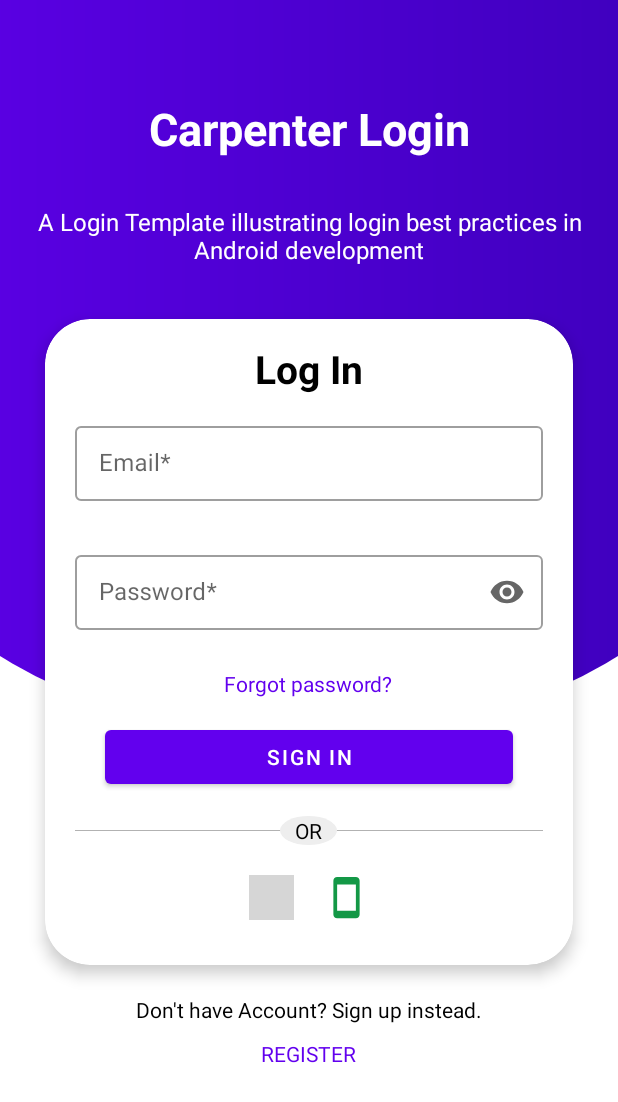
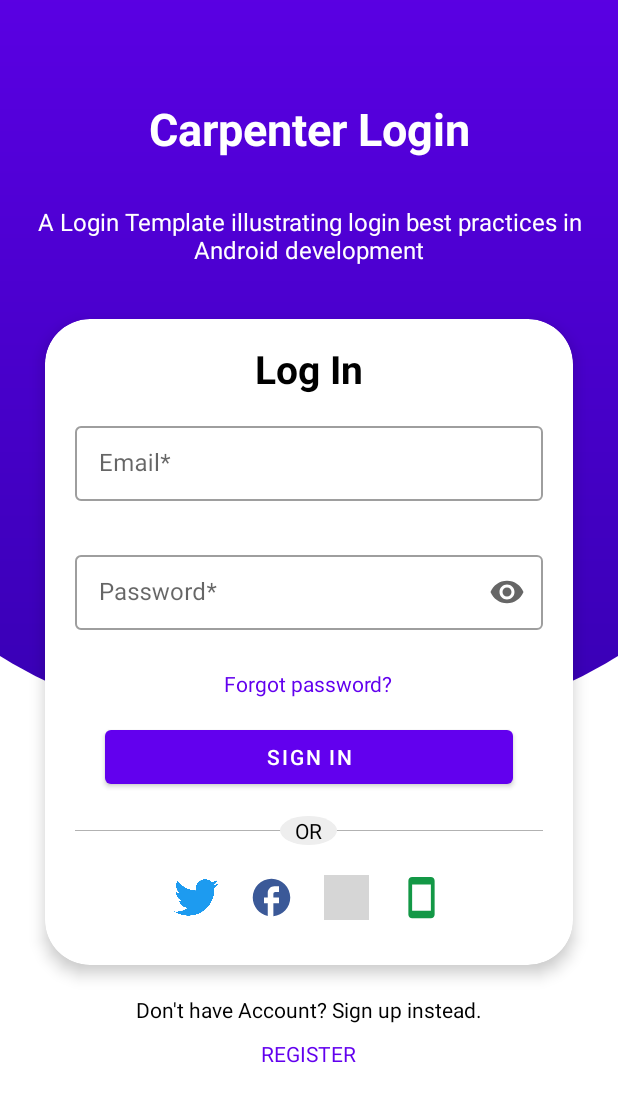
Before and after one commit to ameencarpenter/android-login-template, an Android app: the screen it shows after launch (LoginActivity), on a phone screen of 412 x 824 dp. Shown: the top 1102 px of the screen. Run offline under Robolectric (Android 15) with nearby library versions, the phone set to English and light mode, and no system bars; our stand-ins replace Dagger/Hilt's generated code, Firebase (no records; nobody signed in at launch, a user with empty details on screens opened directly); libraries missing offline, so code that uses them is left out: com.facebook, com.facebook.login; plain views replace LoginButton; 3 statements that could not run were skipped; grey boxes are pictures that could not be loaded.

Commit message:
Twitter and Facebook login enabled

```diff
--- a/app/src/main/AndroidManifest.xml
+++ b/app/src/main/AndroidManifest.xml
@@ -49,7 +49,6 @@
             </intent-filter>
         </activity>
 
-
     </application>
 
 
--- a/app/src/main/java/com/carpenter/login/main/MainActivity.kt
+++ b/app/src/main/java/com/carpenter/login/main/MainActivity.kt
@@ -25,11 +25,11 @@ class MainActivity : AppCompatActivity() {
             openActivity(LoginActivity::class.java, enterFromLeft = true)
         }
 
-        binding.logOut.setOnClickListener { model.signOug() }
+        binding.logOut.setOnClickListener { model.signOut() }
 
         observe(model.error) {
             showSnackBar(binding.logOut, it ?: return@observe) {
-                model.signOug()
+                model.signOut()
             }
         }
 
--- a/app/src/main/java/com/carpenter/login/main/MainViewModel.kt
+++ b/app/src/main/java/com/carpenter/login/main/MainViewModel.kt
@@ -31,7 +31,7 @@ class MainViewModel @Inject constructor(
         _error.value = null
     }
 
-    fun signOug() = viewModelScope.launch {
+    fun signOut() = viewModelScope.launch {
         try {
             _loading.postValue(true)
             userRepo.signOut(app)
--- a/app/src/main/res/drawable/background_bottom_curved.xml
+++ b/app/src/main/res/drawable/background_bottom_curved.xml
@@ -7,7 +7,8 @@
         android:top="-120dp">
         <shape android:shape="oval">
             <gradient
-                android:endColor="?colorPrimaryDark"
+                android:angle="270"
+                android:endColor="?colorPrimaryVariant"
                 android:startColor="?colorPrimary" />
         </shape>
     </item>
--- a/app/src/main/res/layout/fragment_login.xml
+++ b/app/src/main/res/layout/fragment_login.xml
@@ -17,6 +17,7 @@
         android:layout_height="0dp"
         android:visibility="gone" />
 
+    <!-- background -->
     <LinearLayout
         android:layout_width="match_parent"
         android:layout_height="match_parent"
@@ -74,7 +75,7 @@
                 android:layout_marginStart="30dp"
                 android:layout_marginTop="20dp"
                 android:layout_marginEnd="30dp"
-                app:cardBackgroundColor="@color/white"
+                app:cardBackgroundColor="?colorSurface"
                 app:cardCornerRadius="30dp"
                 app:cardElevation="6dp">
 
@@ -178,14 +179,14 @@
                             android:layout_marginStart="20dp"
                             android:layout_marginEnd="20dp"
                             android:alpha="0.3"
-                            android:background="@color/black" />
+                            android:background="?colorOnSurface" />
 
                         <TextView
                             android:layout_width="wrap_content"
                             android:layout_height="wrap_content"
                             android:layout_centerInParent="true"
                             android:background="@drawable/background_rounded_5"
-                            android:backgroundTint="#eee"
+                            android:backgroundTint="?colorSecondary"
                             android:paddingStart="10dp"
                             android:paddingEnd="10dp"
                             android:text="@string/or"
@@ -207,14 +208,12 @@
                             android:layout_height="30dp"
                             android:layout_marginStart="10dp"
                             android:layout_marginEnd="10dp"
-                            android:visibility="gone"
                             android:background="?android:attr/selectableItemBackgroundBorderless"
                             android:contentDescription="@string/continue_with_twitter"
                             android:src="@drawable/ic_twitter" />
 
                         <ImageView
                             android:id="@+id/fake_facebook"
-                            android:visibility="gone"
                             android:layout_width="30dp"
                             android:layout_height="30dp"
                             android:layout_marginStart="10dp"
--- a/app/src/main/res/layout/fragment_phone_login.xml
+++ b/app/src/main/res/layout/fragment_phone_login.xml
@@ -15,6 +15,7 @@
 
         <LinearLayout
             android:id="@+id/login"
+            android:visibility="gone"
             android:layout_width="match_parent"
             android:layout_height="wrap_content"
             android:orientation="vertical"
@@ -93,7 +94,6 @@
         <LinearLayout
             android:id="@+id/verification"
             android:layout_width="match_parent"
-            android:visibility="gone"
             android:layout_height="wrap_content"
             android:orientation="vertical">
 
@@ -127,7 +127,7 @@
                 android:layout_height="wrap_content"
                 android:layout_marginStart="10dp"
                 android:layout_marginEnd="10dp"
-                android:hint="@string/verification_code">
+                android:hint="@string/label_verification_code">
 
                 <com.google.android.material.textfield.TextInputEditText
                     android:id="@+id/verification_code"
--- a/app/src/main/res/values-night/themes.xml
+++ b/app/src/main/res/values-night/themes.xml
@@ -2,15 +2,19 @@
     <!-- Base application theme. -->
     <style name="Theme.Androidlogintemplate" parent="Theme.MaterialComponents.DayNight.NoActionBar">
         <!-- Primary brand color. -->
-        <item name="colorPrimary">@color/purple_200</item>
-        <item name="colorPrimaryVariant">@color/purple_700</item>
-        <item name="colorOnPrimary">@color/black</item>
+        <item name="colorPrimary">@color/dark_500</item>
+        <item name="colorPrimaryVariant">@color/dark_700</item>
+        <item name="colorPrimaryDark">@color/dark_700</item>
+        <item name="colorOnPrimary">@color/white</item>
         <!-- Secondary brand color. -->
-        <item name="colorSecondary">@color/teal_200</item>
+        <item name="colorSecondary">#333</item>
         <item name="colorSecondaryVariant">@color/teal_200</item>
         <item name="colorOnSecondary">@color/black</item>
         <!-- Status bar color. -->
         <item name="android:statusBarColor" tools:targetApi="l">?attr/colorPrimaryVariant</item>
         <!-- Customize your theme here. -->
+        <item name="android:forceDarkAllowed" tools:ignore="NewApi">false</item>
+        <item name="colorSurface">#333</item>
+        <item name="colorOnSurface">#999999</item>
     </style>
 </resources>
--- a/app/src/main/res/values/colors.xml
+++ b/app/src/main/res/values/colors.xml
@@ -13,4 +13,10 @@
         <item>#0f0</item>
         <item>#00f</item>
     </array>
+
+    <color name="dark_500">#175F6C</color>
+    <color name="dark_700">#0D343A</color>
+<!--    <color name="dark_700">#180022</color>-->
+    <color name="dark_secondary">#FFD369</color>
+    <color name="dark_variant">#EEEEEE</color>
 </resources>
--- a/app/src/main/res/values/strings.xml
+++ b/app/src/main/res/values/strings.xml
@@ -19,15 +19,15 @@
     <string name="verify_your_number">Verify your Number</string>
     <string name="did_not_receive_code">Didn\'t receive Code? Send again.</string>
     <string name="verify">Verify</string>
-    <string name="verification_code">Verification Code</string>
+    <string name="label_verification_code">Verification Code*</string>
     <string name="you_are_offline">You are offline!</string>
     <string name="code_sent_to_number">Code sent to <xliff:g example="+201156004995">%s</xliff:g></string>
     <string name="log_out">Log out</string>
     <string name="cancel">Cancel</string>
     <string name="cancel_phone_login">Cancel Phone Login?</string>
     <string name="dismiss">Dismiss</string>
+    <string name="send_code_again">Send code again?</string>
     <string name="retry">Retry</string>
-    <string name="send_code_again">Send code again?</string>
     <string name="verify_your_email">Verify your Email</string>
     <string name="a_verification_email_was_sent_to_your_email">A verification Email was sent to your Email</string>
     <string name="i_did_not_receive_a_verification_email">I didn\'t receive a Verification Email</string>
@@ -52,11 +52,11 @@
 
     <string name="error_phone_number_is_required">Phone number is required!</string>
     <string name="not_a_valid_number">Not a valid Number!</string>
+    <string name="error_verification_code_is_required">Verification code is required!</string>
     <string name="error_passwords_do_not_match">Passwords don\'t match!</string>
     <string name="error_password_confirmation_is_required">Password confirmation is required!</string>
     <string name="error_email_is_required">Email is required!</string>
     <string name="error_not_a_valid_email">Not a valid Email!</string>
-    <string name="error_verification_code_is_required">Verification code is required!</string>
     <string name="error_at_least_6_characters">At least 6 characters!</string>
     <string name="error_password_is_required">Password is required!</string>
 
--- a/app/src/main/res/values/themes.xml
+++ b/app/src/main/res/values/themes.xml
@@ -4,13 +4,16 @@
         <!-- Primary brand color. -->
         <item name="colorPrimary">@color/purple_500</item>
         <item name="colorPrimaryVariant">@color/purple_700</item>
+        <item name="colorPrimaryDark">@color/purple_700</item>
         <item name="colorOnPrimary">@color/white</item>
         <!-- Secondary brand color. -->
-        <item name="colorSecondary">@color/teal_200</item>
+        <item name="colorSecondary">#eeeeee</item>
         <item name="colorSecondaryVariant">@color/teal_700</item>
         <item name="colorOnSecondary">@color/black</item>
         <!-- Status bar color. -->
         <item name="android:statusBarColor" tools:targetApi="l">?attr/colorPrimaryVariant</item>
         <!-- Customize your theme here. -->
+        <item name="android:forceDarkAllowed" tools:ignore="NewApi">false</item>
+        <item name="colorSurface">@color/white</item>
     </style>
 </resources>
```
Also changed, not shown: app/build.gradle (+6 -6 lines), build.gradle (+4 -4 lines), gradle/wrapper/gradle-wrapper.properties.
